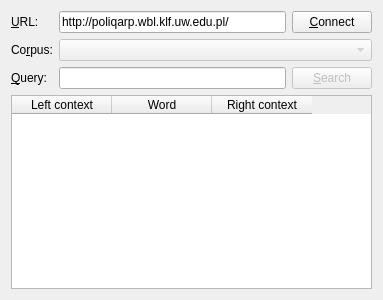
This is src/poliqarpwidget.ui in jsbien/djview-poliqarp_fork as Qt 5 draws it before an edit. The edited form follows.
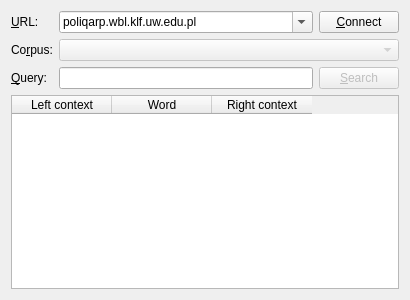
This is the edited form.

Commit message: Selectable list of servers.

Diff of the .ui file:
```diff
--- a/src/poliqarpwidget.ui
+++ b/src/poliqarpwidget.ui
@@ -6,7 +6,7 @@
    <rect>
     <x>0</x>
     <y>0</y>
-    <width>383</width>
+    <width>410</width>
     <height>300</height>
    </rect>
   </property>
@@ -20,20 +20,7 @@
       <string>&amp;URL:</string>
      </property>
      <property name="buddy">
-      <cstring>ulrEdit</cstring>
-     </property>
-    </widget>
-   </item>
-   <item row="0" column="1">
-    <widget class="QLineEdit" name="ulrEdit">
-     <property name="minimumSize">
-      <size>
-       <width>100</width>
-       <height>0</height>
-      </size>
-     </property>
-     <property name="text">
-      <string>http://poliqarp.wbl.klf.uw.edu.pl/</string>
+      <cstring>urlCombo</cstring>
      </property>
     </widget>
    </item>
@@ -128,6 +115,23 @@
      </column>
     </widget>
    </item>
+   <item row="0" column="1">
+    <widget class="QComboBox" name="urlCombo">
+     <property name="editable">
+      <bool>true</bool>
+     </property>
+     <item>
+      <property name="text">
+       <string>poliqarp.wbl.klf.uw.edu.pl</string>
+      </property>
+     </item>
+     <item>
+      <property name="text">
+       <string>poliqarp.kanji.klf.uw.edu.pl</string>
+      </property>
+     </item>
+    </widget>
+   </item>
   </layout>
  </widget>
  <tabstops>
```
Left out of the diff: 23 changed lines with no effect on the pictures. The commit also changes 1 other file.
